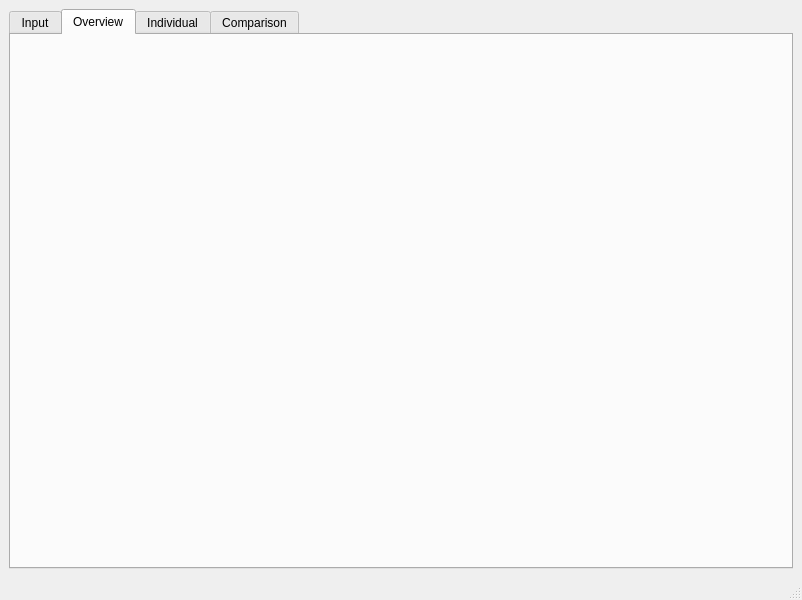
The window that project/MainWindow.ui (Gogonemnem/tu-delft-assignments) describes before a commit, drawn with Qt 5.
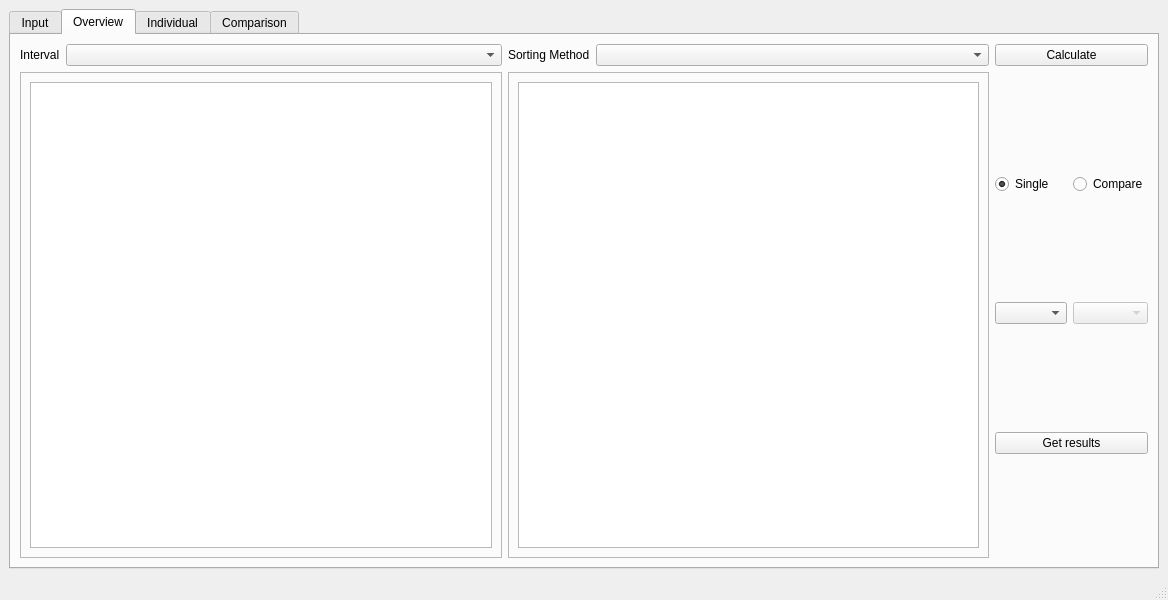
The same window after the commit. The open tabs and pages were chosen to show the change.

The edit to the form file:
```diff
--- a/project/MainWindow.ui
+++ b/project/MainWindow.ui
@@ -6,7 +6,7 @@
    <rect>
     <x>0</x>
     <y>0</y>
-    <width>802</width>
+    <width>1168</width>
     <height>600</height>
    </rect>
   </property>
@@ -104,6 +104,114 @@
        <attribute name="title">
         <string>Overview</string>
        </attribute>
+       <layout class="QGridLayout" name="gridLayout">
+        <item row="2" column="0">
+         <widget class="QFrame" name="frame">
+          <property name="frameShape">
+           <enum>QFrame::StyledPanel</enum>
+          </property>
+          <property name="frameShadow">
+           <enum>QFrame::Raised</enum>
+          </property>
+          <layout class="QHBoxLayout" name="horizontalLayout">
+           <item>
+            <widget class="QTableView" name="tableView_stock"/>
+           </item>
+          </layout>
+         </widget>
+        </item>
+        <item row="2" column="1">
+         <widget class="QFrame" name="frame_2">
+          <property name="frameShape">
+           <enum>QFrame::StyledPanel</enum>
+          </property>
+          <property name="frameShadow">
+           <enum>QFrame::Raised</enum>
+          </property>
+          <layout class="QHBoxLayout" name="horizontalLayout_2">
+           <item>
+            <widget class="QTableView" name="tableView_crypto"/>
+           </item>
+          </layout>
+         </widget>
+        </item>
+        <item row="0" column="1">
+         <layout class="QFormLayout" name="formLayout">
+          <item row="0" column="1">
+           <widget class="QComboBox" name="comboBox_sorting"/>
+          </item>
+          <item row="0" column="0">
+           <widget class="QLabel" name="sorting">
+            <property name="text">
+             <string>Sorting Method</string>
+            </property>
+           </widget>
+          </item>
+         </layout>
+        </item>
+        <item row="0" column="2">
+         <widget class="QPushButton" name="calculate_button">
+          <property name="text">
+           <string>Calculate</string>
+          </property>
+         </widget>
+        </item>
+        <item row="0" column="0">
+         <layout class="QFormLayout" name="formLayout_2">
+          <item row="0" column="0">
+           <widget class="QLabel" name="interval">
+            <property name="text">
+             <string>Interval</string>
+            </property>
+           </widget>
+          </item>
+          <item row="0" column="1">
+           <widget class="QComboBox" name="comboBox_interval"/>
+          </item>
+         </layout>
+        </item>
+        <item row="2" column="2">
+         <layout class="QGridLayout" name="gridLayout_2">
+          <item row="1" column="0">
+           <widget class="QComboBox" name="comboBox"/>
+          </item>
+          <item row="1" column="1">
+           <widget class="QComboBox" name="comboBox_2">
+            <property name="enabled">
+             <bool>false</bool>
+            </property>
+           </widget>
+          </item>
+          <item row="0" column="1">
+           <widget class="QRadioButton" name="radioButton_2">
+            <property name="enabled">
+             <bool>true</bool>
+            </property>
+            <property name="text">
+             <string>Compare</string>
+            </property>
+           </widget>
+          </item>
+          <item row="0" column="0">
+           <widget class="QRadioButton" name="radioButton">
+            <property name="text">
+             <string>Single</string>
+            </property>
+            <property name="checked">
+             <bool>true</bool>
+            </property>
+           </widget>
+          </item>
+          <item row="2" column="0" colspan="2">
+           <widget class="QPushButton" name="pushButton">
+            <property name="text">
+             <string>Get results</string>
+            </property>
+           </widget>
+          </item>
+         </layout>
+        </item>
+       </layout>
       </widget>
       <widget class="QWidget" name="individual">
        <attribute name="title">
```
Left out of the diff: 21 changed lines with no effect on the pictures.
